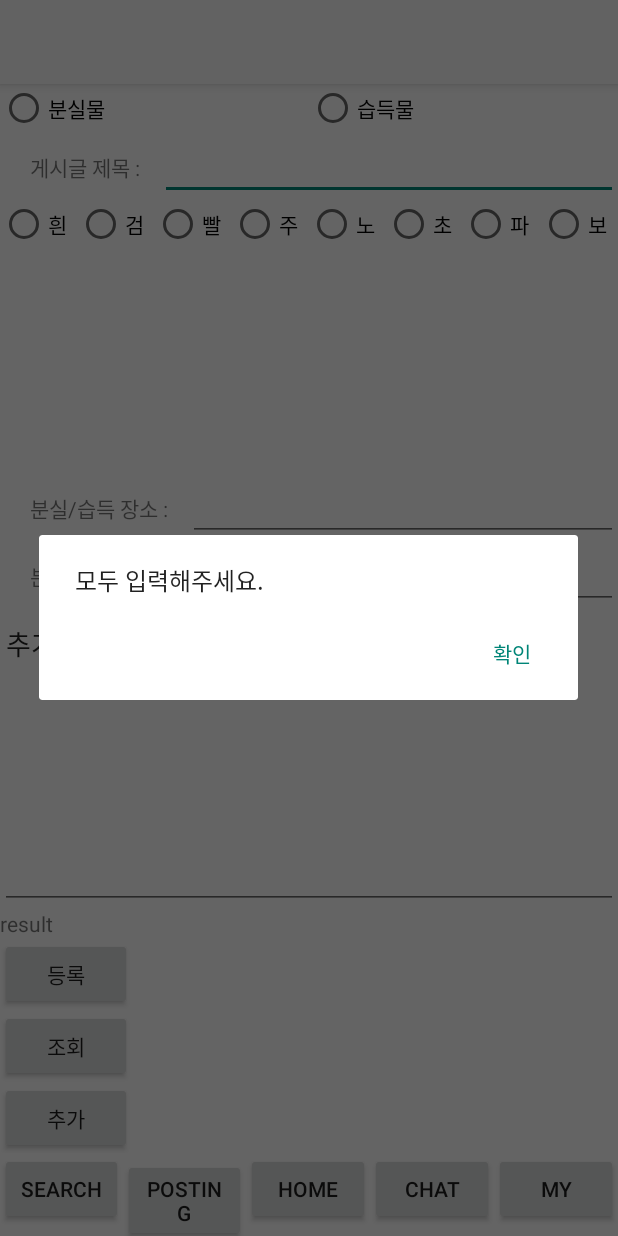
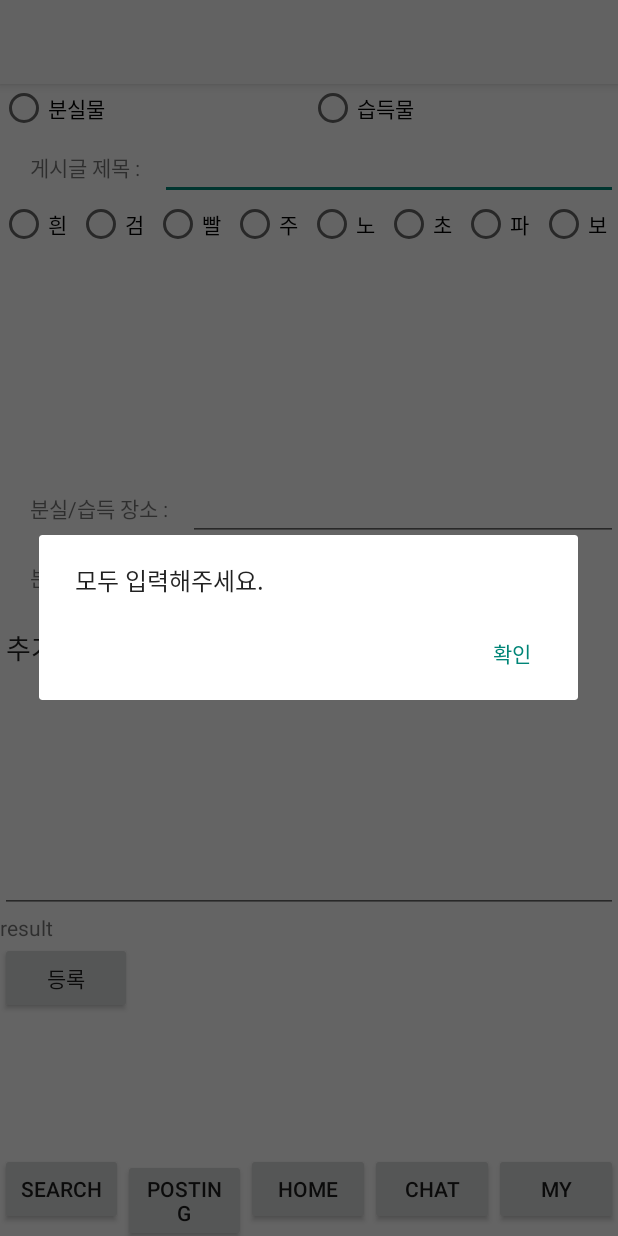
Before and after one commit to chaehyeonii/capstone-1, an Android app: the PostingActivity screen opened directly, with no data from a screen before it, after a tap on "등록", on a phone screen of 412 x 824 dp. Run offline under Robolectric (Android 15) with nearby library versions, the phone set to English and light mode, and no system bars; our stand-ins replace Volley.

Commit message:
[semi-commit] PostingActivity.java & PostingRequest.java & Posting.xml : Posting function LostPostActivity.java & lostpost.xml : Post function PostListActivity.java & PostRequest.java & post_list.xml & post_list_item.xml : Post List function and db data check -------------------------------------- [change] date form change : EditText -change-> use  DatePickerDialog

```diff
--- a/capstone2/app/src/main/java/com/example/capstone2/PostListActivity.java
+++ b/capstone2/app/src/main/java/com/example/capstone2/PostListActivity.java
@@ -1,10 +1,12 @@
 package com.example.capstone2;
 
 import android.app.ProgressDialog;
+import android.content.Intent;
 import android.os.AsyncTask;
 import android.os.Bundle;
 import android.support.v7.app.AppCompatActivity;
 import android.util.Log;
+import android.widget.Button;
 import android.widget.ListAdapter;
 import android.widget.ListView;
 import android.widget.SimpleAdapter;
@@ -42,6 +44,18 @@ public class PostListActivity extends AppCompatActivity {
     protected void onCreate(Bundle savedInstanceState) {
         super.onCreate(savedInstanceState);
         setContentView(R.layout.post_list);
+
+        Button homeButton=findViewById(R.id.homeBtn);
+        homeButton.setOnClickListener(view -> {
+            Intent intent=new Intent(PostListActivity.this, MainActivity.class);
+            startActivity(intent);
+        });
+
+        Button postingButton=findViewById(R.id.postingBtn);
+        postingButton.setOnClickListener(view -> {
+            Intent intent=new Intent(PostListActivity.this, PostingActivity.class);
+            startActivity(intent);
+        });
 
         mTextViewResult = (TextView)findViewById(R.id.textView_main_result);
         mlistView = (ListView) findViewById(R.id.listView_main_list);
--- a/capstone2/app/src/main/java/com/example/capstone2/PostingActivity.java
+++ b/capstone2/app/src/main/java/com/example/capstone2/PostingActivity.java
@@ -1,13 +1,16 @@
 package com.example.capstone2;
+import android.app.DatePickerDialog;
 import android.content.Intent;
+import android.support.v4.app.DialogFragment;
 import android.support.v7.app.AlertDialog;
 import android.support.v7.app.AppCompatActivity;
 import android.os.Bundle;
 import android.util.Log;
+import android.view.View;
 import android.widget.Button;
+import android.widget.DatePicker;
 import android.widget.EditText;
-import android.widget.RadioButton;
-import android.widget.RadioGroup;
+import android.widget.TextView;
 import android.widget.Toast;
 
 import com.android.volley.RequestQueue;
@@ -17,13 +20,28 @@ import com.android.volley.toolbox.Volley;
 import org.json.JSONException;
 import org.json.JSONObject;
 
+import java.util.Calendar;
+
 
 public class PostingActivity extends AppCompatActivity {
-    private EditText postingTitle, placeData, dateData, moreInfo;
-    //    private RadioGroup whatRg, colorRg;
-    //private TextView result;
-    private AlertDialog dialog;
+    private EditText postingTitle, placeData, moreInfo;
+    //private TextView dateView;
+    private TextView date;
+    private AlertDialog inputErrorDialog;
 
+    DatePickerDialog.OnDateSetListener dateSetListener=
+        new DatePickerDialog.OnDateSetListener() {
+            @Override
+            public void onDateSet(DatePicker datePicker, int yy, int mm, int dd) {
+                //DatePicker 선택한 날짜를 TextView 에 설정
+                TextView dateView=findViewById(R.id.dateData);
+                dateView.setText(String.format("%d/%d/%d",yy,mm+1,dd));
+            }
+        };
+//    public void datePickOnClick(View view){
+//        Calendar calender = Calendar.getInstance();
+//        new DatePickerDialog(this, dateSetListener, calender.get(Calendar.YEAR), calender.get(Calendar.MONTH), calender.get(Calendar.DATE)).show();
+//    }
     @Override
     protected void onCreate(Bundle savedInstanceState) {
         super.onCreate(savedInstanceState);
@@ -32,45 +50,35 @@ public class PostingActivity extends AppCompatActivity {
         Button homeButton=findViewById(R.id.homeBtn);
         homeButton.setOnClickListener(view -> finish());
 
+        Button dateBtn=findViewById(R.id.selectDateBtn);
+        dateBtn.setOnClickListener(view -> {
+            Calendar calender = Calendar.getInstance();
+            new DatePickerDialog(this, dateSetListener, calender.get(Calendar.YEAR), calender.get(Calendar.MONTH), calender.get(Calendar.DATE)).show();});
+
         postingTitle = (EditText) findViewById(R.id.postingTitle);
         placeData = (EditText) findViewById(R.id.placeData);
-        dateData = (EditText) findViewById(R.id.dateData);
         moreInfo = (EditText) findViewById(R.id.moreInfo);
-//        colorRg=findViewById(R.id.colorGroup);
-//        whatRg=findViewById(R.id.whatGroup);
-//        RadioButton whatCheck = (RadioButton) findViewById(whatRg.getCheckedRadioButtonId());
-//        RadioButton colorCheck = (RadioButton) findViewById(colorRg.getCheckedRadioButtonId());
+        date = findViewById(R.id.dateData);
 
         Button inputButton=findViewById(R.id.inputBtn);
 
         inputButton.setOnClickListener(view -> {
-
-//            int whatCheck=whatRg.getCheckedRadioButtonId();
-//            int colorCheck=colorRg.getCheckedRadioButtonId();
             String PostTitleData=postingTitle.getText().toString();
             String PostPlaceData=placeData.getText().toString();
-            String PostDateData=dateData.getText().toString();
+            String PostDateData=date.getText().toString();
             String PostMoreInfoData=moreInfo.getText().toString();
-//            String PostColorData= colorCheck.getText().toString();
-//            String PostLostOrGet=  whatCheck.getText().toString();
-//            String PostColorData= Integer.toString(colorCheck);
-//            String PostLostOrGet= Integer.toString(whatCheck);
-
-//            Intent intent=new Intent(PostingActivity.this, LostPostActivity.class);
-//            startActivity(intent);
             //한 칸이라도 입력 안했을 경우
-            if (PostTitleData.equals("") || PostPlaceData.equals("") || PostDateData.equals("")) {
+            if (PostTitleData.equals("") || PostPlaceData.equals("")) {
                 AlertDialog.Builder builder = new AlertDialog.Builder(PostingActivity.this);
-                dialog = builder.setMessage("모두 입력해주세요.").setNegativeButton("확인", null).create();
-                dialog.show();
+                inputErrorDialog = builder.setMessage("모두 입력해주세요.").setNegativeButton("확인", null).create();
+                inputErrorDialog.show();
                 return;
             }
 
             Response.Listener<String> responseListener = new Response.Listener<String>() {
-
                 @Override
                 public void onResponse(String response) {
-                    //Log.e("test","test: 공백");
+                    Log.e("test","test: 공백");
                     try {
                         JSONObject JsonObject = new JSONObject(response);
                         boolean success=JsonObject.getBoolean("success");
@@ -87,12 +95,13 @@ public class PostingActivity extends AppCompatActivity {
                     }
                 }
             };
-            //서버로 Volley를 이용해서 요청
-//            PostingRequest postingRequest = new PostingRequest(  PostTitleData,  PostPlaceData,  PostDateData,  PostMoreInfoData,  PostColorData,  PostLostOrGet, responseListener);
+            //서버로 Volley 이용해서 요청
             PostingRequest postingRequest = new PostingRequest(  PostTitleData,  PostPlaceData
                     ,  PostDateData,  PostMoreInfoData, responseListener);
             RequestQueue queue = Volley.newRequestQueue( PostingActivity.this );
             queue.add( postingRequest );
         });
     }
+
+
 }
--- a/capstone2/app/src/main/res/layout/post_list.xml
+++ b/capstone2/app/src/main/res/layout/post_list.xml
@@ -29,18 +29,20 @@
             android:layout_width="match_parent"
             android:layout_height="wrap_content"
             android:orientation="horizontal">
+
+            <Button
+                android:id="@+id/searchBtn"
+                android:layout_width="0dp"
+                android:layout_height="wrap_content"
+                android:layout_weight="1"
+                android:text="search" />
+
             <Button
                 android:id="@+id/postingBtn"
                 android:layout_width="0dp"
                 android:layout_height="wrap_content"
                 android:layout_weight="1"
                 android:text="posting" />
-            <Button
-                android:id="@+id/searchBtn"
-                android:layout_width="0dp"
-                android:layout_height="wrap_content"
-                android:layout_weight="1"
-                android:text="search" />
 
             <Button
                 android:id="@+id/homeBtn"
--- a/capstone2/app/src/main/res/layout/posting.xml
+++ b/capstone2/app/src/main/res/layout/posting.xml
@@ -151,12 +151,17 @@
                         android:layout_height="wrap_content"
                         android:text="      분실/습득 날짜 :    "
                         />
-                    <EditText
+                    <TextView
                         android:id="@+id/dateData"
-                        android:layout_width="match_parent"
+                        android:layout_width="wrap_content"
                         android:layout_height="wrap_content"
-                        android:inputType="text"
-                        android:autofillHints="title" />
+                        android:text="yy/mm/dd"
+                        />
+                    <Button
+                        android:id="@+id/selectDateBtn"
+                        android:layout_width="wrap_content"
+                        android:layout_height="wrap_content"
+                        android:text="날짜 변경" />
                 </LinearLayout>
                 <EditText
                     android:id="@+id/moreInfo"
@@ -179,20 +184,6 @@
                     android:layout_height="wrap_content"
                     android:layout_below="@+id/moreInfo"
                     android:text='등록'>
-                </Button>
-                <Button
-                    android:id="@+id/selectBtn"
-                    android:layout_width="wrap_content"
-                    android:layout_height="wrap_content"
-                    android:layout_toRightOf="@+id/inputBtn"
-                    android:text='조회'>
-                </Button>
-                <Button
-                    android:id="@+id/insert"
-                    android:layout_width="wrap_content"
-                    android:layout_height="wrap_content"
-                    android:layout_toRightOf="@+id/inputBtn"
-                    android:text='추가'>
                 </Button>
 
             </LinearLayout>
```
Also changed, not shown: capstone2/app/src/main/java/com/example/capstone2/PostingRequest.java (+0 -9 lines).
